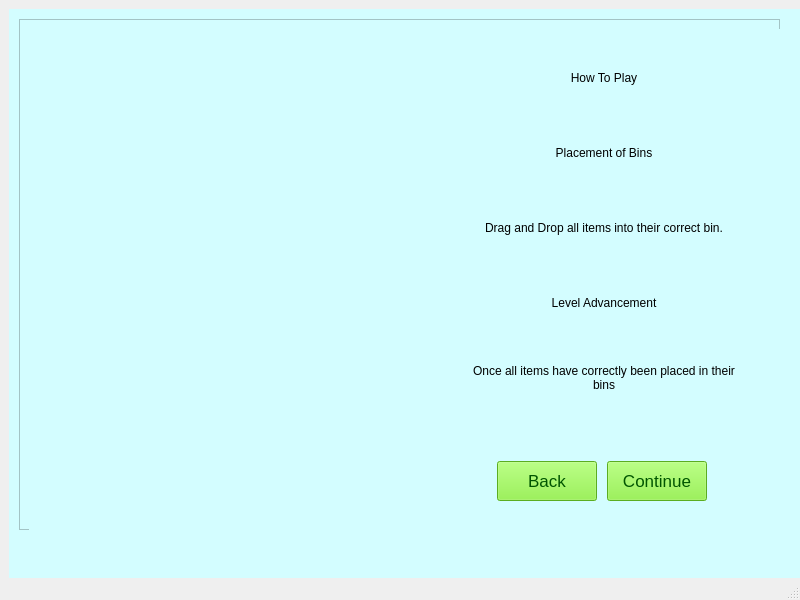
ibertagnolli/Recycling-Educational-Game, file EducationalApp/view.ui: the form before one commit.
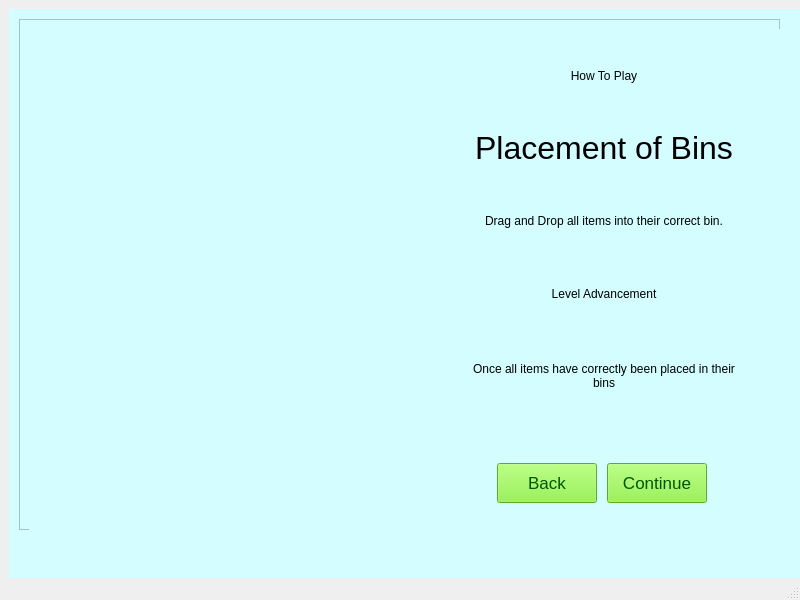
The form after the commit. The open tabs and pages were chosen to show the change. Icons and pictures are not drawn.

Diff of the .ui file:
```diff
--- a/EducationalApp/view.ui
+++ b/EducationalApp/view.ui
@@ -794,6 +794,14 @@
                 <height>40</height>
                </size>
               </property>
+              <property name="font">
+               <font>
+                <family>Helvetica</family>
+                <pointsize>24</pointsize>
+                <italic>false</italic>
+                <bold>false</bold>
+               </font>
+              </property>
               <property name="styleSheet">
                <string notr="true">font: 16pt &quot;Helvetica&quot;;
 color: rgb(0, 0, 0);</string>
@@ -808,6 +816,12 @@
             </item>
             <item row="6" column="1">
              <widget class="QLabel" name="label_6">
+              <property name="minimumSize">
+               <size>
+                <width>0</width>
+                <height>111</height>
+               </size>
+              </property>
               <property name="styleSheet">
                <string notr="true">font: 12pt &quot;Helvetica&quot;;
 color: rgb(0, 0, 0);</string>
```
Left out of the diff: 12 changed lines with no effect on the pictures.
